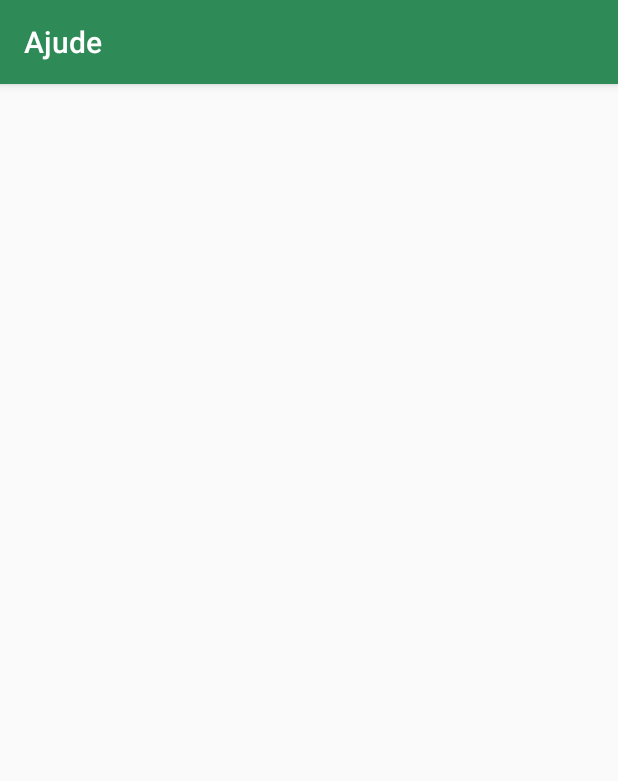
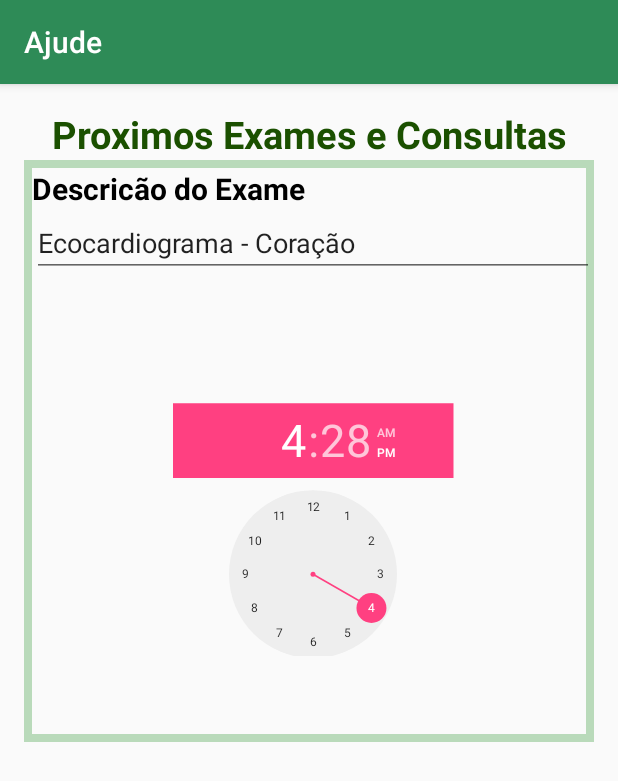
Before and after one commit to Nirvana16/Ajude, an Android app: the ExameActivity screen opened directly, with no data from a screen before it, on a phone screen of 412 x 824 dp. Shown: the top 781 px of the screen. Run offline under Robolectric (Android 15) with nearby library versions, the phone set to English and light mode, and no system bars.

Commit message:
Iniciado layout do Exame

```diff
--- a/app/src/main/java/br/edu/iff/pooa20162/ajude/MainActivity.java
+++ b/app/src/main/java/br/edu/iff/pooa20162/ajude/MainActivity.java
@@ -36,6 +36,7 @@ public class MainActivity extends AppCompatActivity {
 
         // Image Button da Mensagem
         ImageButton ibMsg = (ImageButton) findViewById(R.id.ibMensagem);
+
         ibMsg.setOnClickListener(new View.OnClickListener(){
 
             @Override
@@ -47,31 +48,31 @@ public class MainActivity extends AppCompatActivity {
 
         // Image Button do Contato
         ImageButton ibContato = (ImageButton) findViewById(R.id.ibContato);
-        ibMsg.setOnClickListener(new View.OnClickListener(){
+        ibContato.setOnClickListener(new View.OnClickListener(){
 
             @Override
             public void onClick(View view) {
-                Intent it = new Intent(MainActivity.this, MensagemActivity.class);
+                Intent it = new Intent(MainActivity.this, ContatoActivity.class);
                 startActivity(it);
             }
         });
         // Image Button Exames
         ImageButton ibExame = (ImageButton) findViewById(R.id.ibExame);
-        ibMsg.setOnClickListener(new View.OnClickListener(){
+        ibExame.setOnClickListener(new View.OnClickListener(){
 
             @Override
             public void onClick(View view) {
-                Intent it = new Intent(MainActivity.this, MensagemActivity.class);
+                Intent it = new Intent(MainActivity.this, ExameActivity.class);
                 startActivity(it);
             }
         });
         // Image Button do Medicamentos
         ImageButton ibMedicamento = (ImageButton) findViewById(R.id.ibMedicamento);
-        ibMsg.setOnClickListener(new View.OnClickListener(){
+        ibMedicamento.setOnClickListener(new View.OnClickListener(){
 
             @Override
             public void onClick(View view) {
-                Intent it = new Intent(MainActivity.this, MensagemActivity.class);
+                Intent it = new Intent(MainActivity.this, MedicamentoActivity.class);
                 startActivity(it);
             }
         });
--- a/app/src/main/res/layout/activity_exame.xml
+++ b/app/src/main/res/layout/activity_exame.xml
@@ -10,4 +10,70 @@
     android:paddingTop="@dimen/activity_vertical_margin"
     tools:context="br.edu.iff.pooa20162.ajude.ExameActivity">
 
+    <TextView
+        android:layout_width="match_parent"
+        android:layout_height="wrap_content"
+        android:text="@string/exames"
+        android:id="@+id/tProximosExames"
+        android:textStyle="bold"
+        android:textColor="#1b5000"
+        android:gravity="center"
+        android:textSize="25dp"
+        android:focusableInTouchMode="true"
+        android:focusable="true" />
+
+
+    <ScrollView
+        android:layout_width="match_parent"
+        android:layout_height="419dp"
+        android:id="@+id/scrollView"
+        android:layout_weight="0.73"
+        android:layout_below="@+id/tProximosExames"
+        android:layout_alignParentStart="true">
+
+        <LinearLayout
+            android:orientation="vertical"
+            android:layout_width="match_parent"
+            android:layout_height="match_parent">
+
+            <LinearLayout
+                android:layout_width="match_parent"
+                android:layout_height="388dp"
+                android:background="@drawable/borda"
+                android:backgroundTint="#43007e04"
+                android:paddingLeft="5dp"
+                android:paddingTop="5dp"
+                android:weightSum="1"
+                android:orientation="vertical">
+
+                <TextView
+                    android:layout_width="wrap_content"
+                    android:layout_height="wrap_content"
+                    android:text="@string/exameDescricao"
+                    android:id="@+id/tExameDescricao"
+                    android:textStyle="bold"
+                    android:textSize="20dp"
+                    android:focusableInTouchMode="true"
+                    android:focusable="true"
+                    android:textColor="#000000"/>
+                <EditText
+                    android:layout_width="match_parent"
+                    android:layout_height="wrap_content"
+                    android:inputType="textPersonName"
+                    android:text="Ecocardiograma - Coração"
+                    android:ems="10"
+                    android:id="@+id/etExameDescricao" />
+
+                <TimePicker
+                    android:layout_width="wrap_content"
+                    android:layout_height="wrap_content"
+                    android:id="@+id/timePicker2"
+                    android:scaleX="0.5"
+                    android:scaleY="0.5"
+                    android:layout_weight="0.64" />
+
+
+            </LinearLayout>
+        </LinearLayout>
+    </ScrollView>
 </RelativeLayout>
--- a/app/src/main/res/layout/content_main.xml
+++ b/app/src/main/res/layout/content_main.xml
@@ -113,13 +113,13 @@
 
             <LinearLayout
                 android:orientation="horizontal"
-                android:layout_width="wrap_content"
+                android:layout_width="match_parent"
                 android:layout_height="132dp">
 
                 <ImageButton
                     android:background="@null"
                     android:scaleType="fitCenter"
-                    android:layout_width="80dp"
+                    android:layout_width="85dp"
                     android:layout_height="76dp"
                     android:id="@+id/ibMensagem"
                     android:src="@drawable/sms"
@@ -129,7 +129,7 @@
                 <ImageButton
                     android:background="@null"
                     android:scaleType="fitCenter"
-                    android:layout_width="80dp"
+                    android:layout_width="85dp"
                     android:layout_height="76dp"
                     android:id="@+id/ibContato"
                     android:layout_gravity="center"
@@ -138,7 +138,7 @@
                 <ImageButton
                     android:background="@null"
                     android:scaleType="fitCenter"
-                    android:layout_width="80dp"
+                    android:layout_width="85dp"
                     android:layout_height="76dp"
                     android:id="@+id/ibExame"
                     android:layout_gravity="center"
@@ -146,7 +146,7 @@
 
                 <ImageButton
                     android:background="@null"
-                    android:layout_width="80dp"
+                    android:layout_width="85dp"
                     android:scaleType="fitCenter"
                     android:layout_height="87dp"
                     android:id="@+id/ibMedicamento"
--- a/app/src/main/res/values/strings.xml
+++ b/app/src/main/res/values/strings.xml
@@ -6,4 +6,6 @@
     <string name="mensagem">Mensagem de Alerta</string>
     <string name="contato">Nome do Contato</string>
     <string name="telefone">Telefone do Contato</string>
+    <string name="exames">Proximos Exames e Consultas</string>
+    <string name="exameDescricao">Descricão do Exame</string>
 </resources>
```
